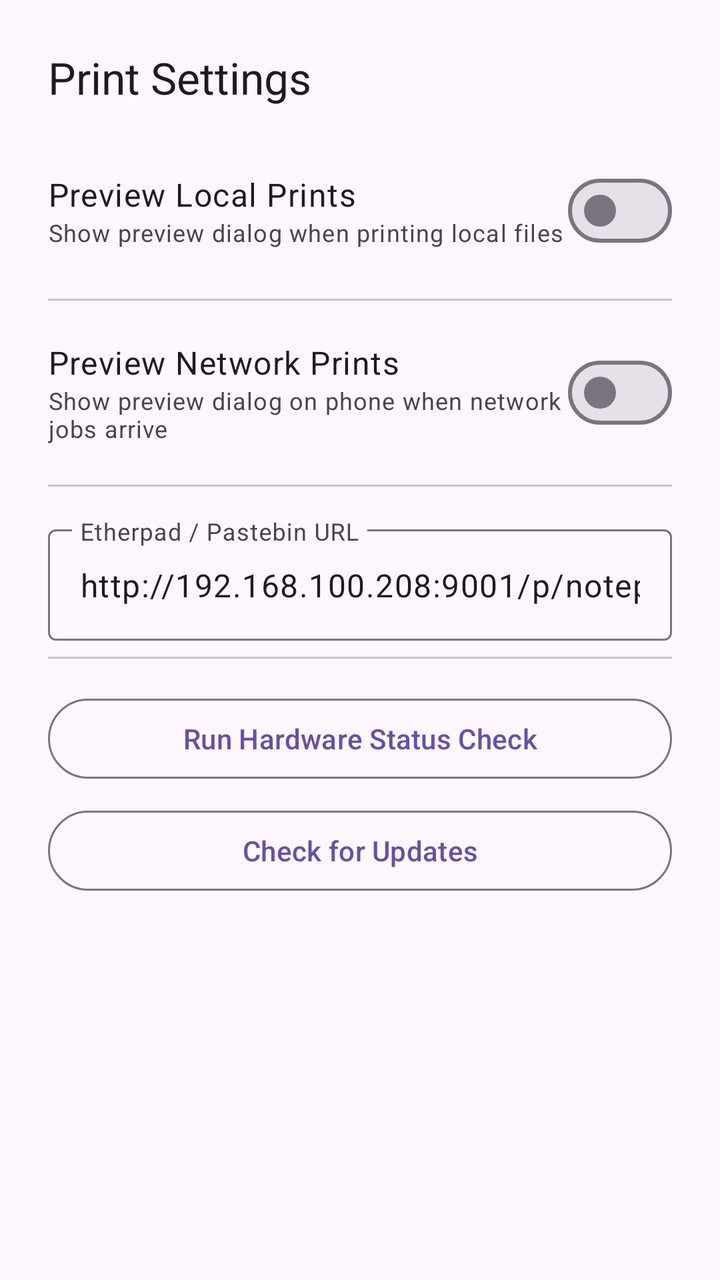
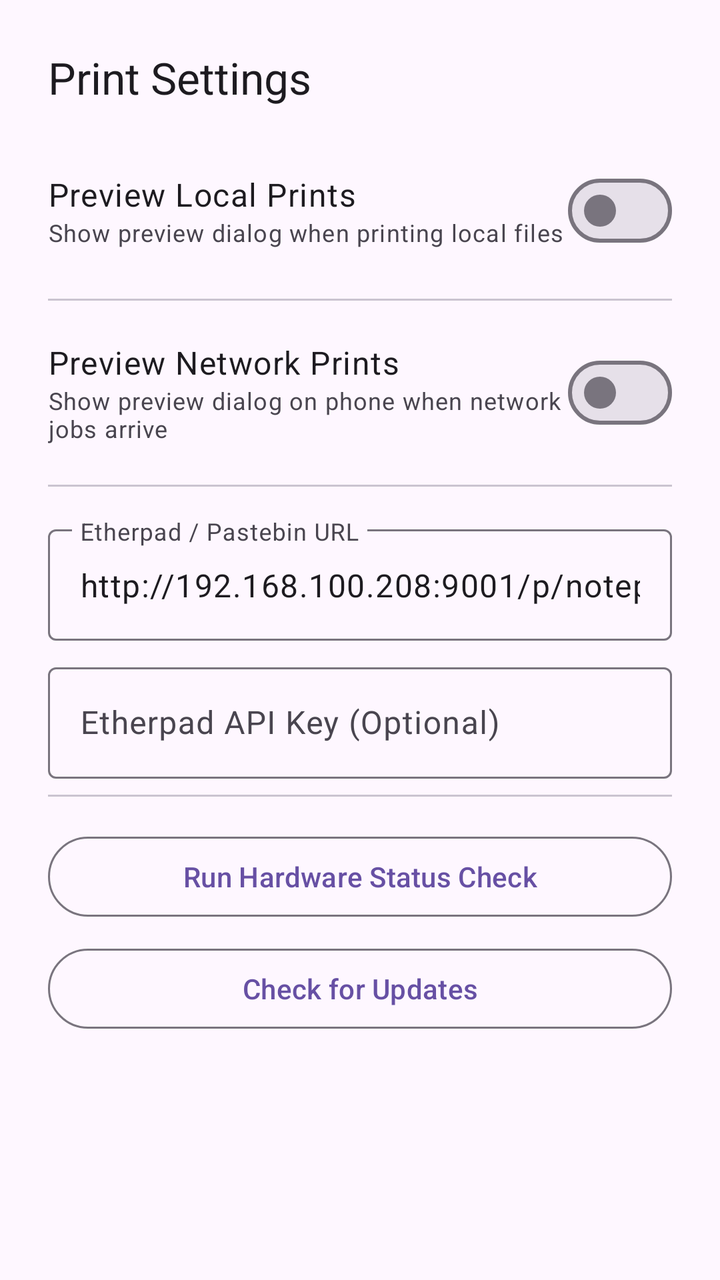

Two renders of the same Android screen: before a commit and after it. Below are the layout's source before the change and the commit's diff.
<!-- AndroidManifest.xml: application theme Theme.RolloPrint -->
<!-- res/layout/dialog_settings.xml -->
<?xml version="1.0" encoding="utf-8"?>
<LinearLayout xmlns:android="http://schemas.android.com/apk/res/android"
    android:layout_width="match_parent"
    android:layout_height="wrap_content"
    android:orientation="vertical"
    android:padding="24dp">

    <TextView
        android:layout_width="wrap_content"
        android:layout_height="wrap_content"
        android:text="@string/print_settings_title"
        android:textAppearance="?attr/textAppearanceTitleLarge"
        android:textColor="?attr/colorOnSurface"
        android:layout_marginBottom="16dp" />

    
    <LinearLayout
        android:layout_width="match_parent"
        android:layout_height="wrap_content"
        android:orientation="horizontal"
        android:gravity="center_vertical"
        android:paddingVertical="12dp">

        <LinearLayout
            android:layout_width="0dp"
            android:layout_height="wrap_content"
            android:layout_weight="1"
            android:orientation="vertical">

            <TextView
                android:layout_width="wrap_content"
                android:layout_height="wrap_content"
                android:text="@string/preview_local_prints"
                android:textAppearance="?attr/textAppearanceBodyLarge"
                android:textColor="?attr/colorOnSurface" />

            <TextView
                android:layout_width="wrap_content"
                android:layout_height="wrap_content"
                android:text="@string/preview_local_prints_sub"
                android:textAppearance="?attr/textAppearanceBodySmall"
                android:textColor="?attr/colorOnSurfaceVariant" />
        </LinearLayout>

        <com.google.android.material.materialswitch.MaterialSwitch
            android:id="@+id/switchLocalPreviewDialog"
            android:layout_width="wrap_content"
            android:layout_height="wrap_content" />
    </LinearLayout>

    <com.google.android.material.divider.MaterialDivider
        android:layout_width="match_parent"
        android:layout_height="wrap_content"
        android:layout_marginVertical="8dp" />

    
    <LinearLayout
        android:layout_width="match_parent"
        android:layout_height="wrap_content"
        android:orientation="horizontal"
        android:gravity="center_vertical"
        android:paddingVertical="12dp">

        <LinearLayout
            android:layout_width="0dp"
            android:layout_height="wrap_content"
            android:layout_weight="1"
            android:orientation="vertical">

            <TextView
                android:layout_width="wrap_content"
                android:layout_height="wrap_content"
                android:text="@string/preview_network_prints"
                android:textAppearance="?attr/textAppearanceBodyLarge"
                android:textColor="?attr/colorOnSurface" />

            <TextView
                android:layout_width="wrap_content"
                android:layout_height="wrap_content"
                android:text="@string/preview_network_prints_sub"
                android:textAppearance="?attr/textAppearanceBodySmall"
                android:textColor="?attr/colorOnSurfaceVariant" />
        </LinearLayout>

        <com.google.android.material.materialswitch.MaterialSwitch
            android:id="@+id/switchNetworkPreviewDialog"
            android:layout_width="wrap_content"
            android:layout_height="wrap_content" />
    </LinearLayout>

    <com.google.android.material.divider.MaterialDivider
        android:layout_width="match_parent"
        android:layout_height="wrap_content"
        android:layout_marginVertical="8dp" />

    
    <com.google.android.material.textfield.TextInputLayout
        style="@style/Widget.Material3.TextInputLayout.OutlinedBox"
        android:layout_width="match_parent"
        android:layout_height="wrap_content"
        android:hint="@string/etherpad_url_hint"
        android:layout_marginTop="8dp">

        <com.google.android.material.textfield.TextInputEditText
            android:id="@+id/etEtherpadUrl"
            android:layout_width="match_parent"
            android:layout_height="wrap_content"
            android:inputType="textUri"
            android:text="http://192.168.100.208:9001/p/notepad" />
    </com.google.android.material.textfield.TextInputLayout>

    <com.google.android.material.divider.MaterialDivider
        android:layout_width="match_parent"
        android:layout_height="wrap_content"
        android:layout_marginVertical="8dp" />

    
    <com.google.android.material.button.MaterialButton
        android:id="@+id/btnDiagnostics"
        style="@style/Widget.Material3.Button.OutlinedButton"
        android:layout_width="match_parent"
        android:layout_height="wrap_content"
        android:layout_marginTop="8dp"
        android:text="Run Hardware Status Check" />

    
    <com.google.android.material.button.MaterialButton
        android:id="@+id/btnCheckUpdates"
        style="@style/Widget.Material3.Button.OutlinedButton"
        android:layout_width="match_parent"
        android:layout_height="wrap_content"
        android:layout_marginTop="8dp"
        android:text="@string/check_updates" />

</LinearLayout>
<!-- resources referenced by this layout -->
<resources>
  <string name="check_updates">Check for Updates</string>
  <string name="etherpad_url_hint">Etherpad / Pastebin URL</string>
  <string name="preview_local_prints">Preview Local Prints</string>
  <string name="preview_local_prints_sub">Show preview dialog when printing local files</string>
  <string name="preview_network_prints">Preview Network Prints</string>
  <string name="preview_network_prints_sub">Show preview dialog on phone when network jobs arrive</string>
  <string name="print_settings_title">Print Settings</string>
  <style name="Theme.RolloPrint" parent="Base.Theme.RolloPrint" />
  <style name="Base.Theme.RolloPrint" parent="Theme.Material3.DayNight.NoActionBar">
          
          <item name="android:windowLayoutInDisplayCutoutMode" tools:targetApi="p">shortEdges</item>
      </style>
</resources>

<!-- the commit's change to res/layout/dialog_settings.xml (unified diff, before → after) -->
@@ -109,6 +109,20 @@
             android:text="http://192.168.100.208:9001/p/notepad" />
     </com.google.android.material.textfield.TextInputLayout>
 
+    <com.google.android.material.textfield.TextInputLayout
+        style="@style/Widget.Material3.TextInputLayout.OutlinedBox"
+        android:layout_width="match_parent"
+        android:layout_height="wrap_content"
+        android:hint="Etherpad API Key (Optional)"
+        android:layout_marginTop="8dp">
+
+        <com.google.android.material.textfield.TextInputEditText
+            android:id="@+id/etEtherpadApiKey"
+            android:layout_width="match_parent"
+            android:layout_height="wrap_content"
+            android:inputType="textPassword" />
+    </com.google.android.material.textfield.TextInputLayout>
+
     <com.google.android.material.divider.MaterialDivider
         android:layout_width="match_parent"
         android:layout_height="wrap_content"
